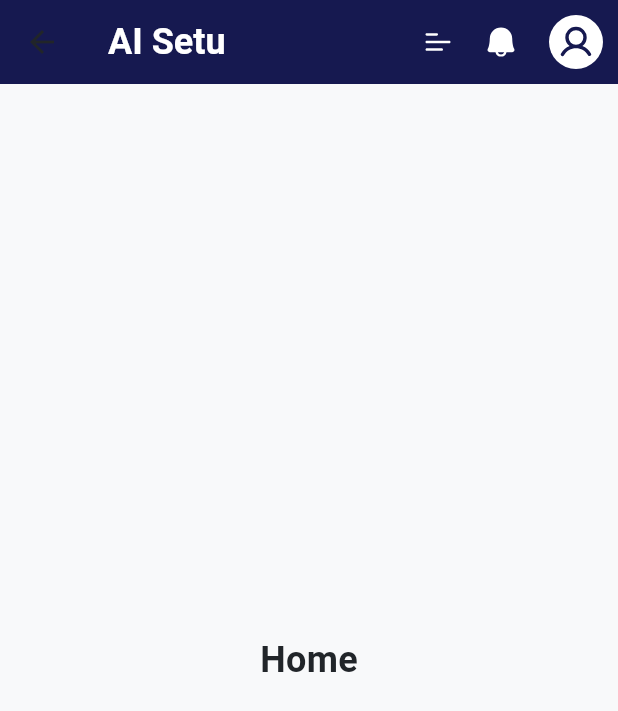
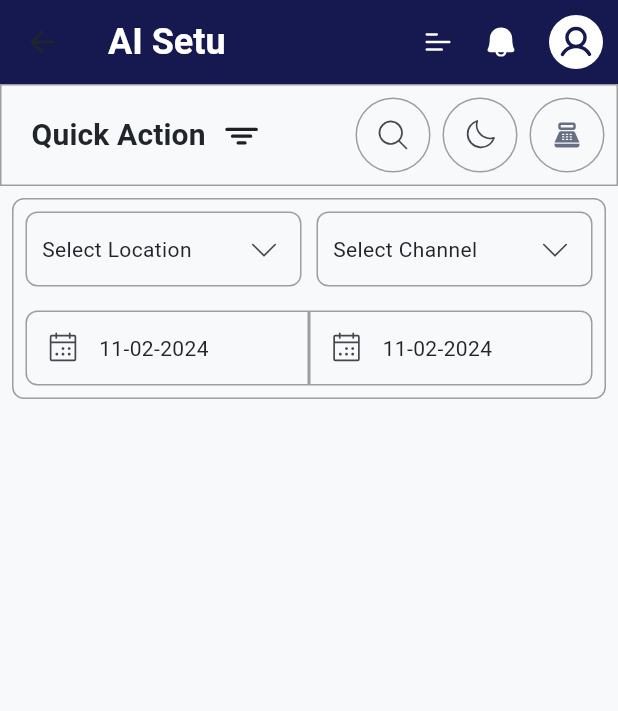
Before and after one commit to hkdigiverse2108/ERP-Application, a Flutter app: the Home screen opened by its route, on a phone screen of 412 x 824 dp. Shown: the top 711 px of the screen. Run offline on Flutter 3.47's test engine with Material 3 defaults, Android fonts, the phone set to English and light mode, and no system bars; our stand-ins replace flutter_svg, gap, get, get_storage, phosphor_flutter; accounts and stored records are empty.

Commit message:
create quick action section and update few

```diff
--- a/lib/core/constants/images.dart
+++ b/lib/core/constants/images.dart
@@ -7,4 +7,5 @@ class Images {
 
 class AppIcons {
   static const String menuBar = "assets/icons/menu.svg";
+  static const String cashCounter = "assets/icons/cashCounter.svg";
 }
--- a/lib/modules/home/views/home.dart
+++ b/lib/modules/home/views/home.dart
@@ -2,6 +2,7 @@ import 'package:ai_setu/core/constants/colors.dart';
 import 'package:ai_setu/core/constants/images.dart';
 import 'package:ai_setu/core/constants/strings.dart';
 import 'package:ai_setu/core/helper/text_helper.dart';
+import 'package:ai_setu/quick_action/views/quick_action.dart';
 import 'package:flutter/material.dart';
 import 'package:flutter_svg/flutter_svg.dart';
 import 'package:gap/gap.dart';
@@ -24,7 +25,7 @@ class Home extends StatelessWidget {
         actions: [
           Row(
             children: [
-              SvgPicture.asset(AppIcons.menuBar),
+              SvgPicture.asset(AppIcons.menuBar, height: 40, width: 40),
               Gap(10),
               Icon(PhosphorIconsFill.bell, color: Colors.white),
               Gap(20),
@@ -38,7 +39,117 @@ class Home extends StatelessWidget {
           ),
         ],
       ),
-      body: Center(child: Text("Home", style: TextHelper.h2)),
+      body: Column(
+        children: [
+          QuickAction(),
+          Padding(
+            padding: const EdgeInsets.all(8.0),
+            child: Container(
+              decoration: BoxDecoration(
+                border: Border.all(color: Colors.grey),
+                borderRadius: BorderRadius.circular(8),
+              ),
+              child: Column(
+                children: [
+                  Padding(
+                    padding: const EdgeInsets.all(8.0),
+                    child: Row(
+                      children: [
+                        Expanded(
+                          child: Container(
+                            decoration: BoxDecoration(
+                              border: Border.all(color: Colors.grey),
+                              borderRadius: BorderRadius.circular(8),
+                            ),
+                            child: Row(
+                              children: [
+                                Gap(10),
+                                Text("Select Location"),
+                                Spacer(),
+                                IconButton(
+                                  onPressed: () {},
+                                  icon: Icon(PhosphorIconsLight.caretDown),
+                                ),
+                              ],
+                            ),
+                          ),
+                        ),
+                        Gap(10),
+                        Expanded(
+                          child: Container(
+                            decoration: BoxDecoration(
+                              border: Border.all(color: Colors.grey),
+                              borderRadius: BorderRadius.circular(8),
+                            ),
+                            child: Row(
+                              children: [
+                                Gap(10),
+                                Text("Select Channel"),
+                                Spacer(),
+                                IconButton(
+                                  onPressed: () {},
+                                  icon: Icon(PhosphorIconsLight.caretDown),
+                                ),
+                              ],
+                            ),
+                          ),
+                        ),
+                      ],
+                    ),
+                  ),
+                  Padding(
+                    padding: const EdgeInsets.all(8.0),
+                    child: Row(
+                      children: [
+                        Expanded(
+                          child: Container(
+                            decoration: BoxDecoration(
+                              border: Border.all(color: Colors.grey),
+                              borderRadius: const BorderRadius.only(
+                                topLeft: Radius.circular(8),
+                                bottomLeft: Radius.circular(8),
+                              ),
+                            ),
+                            child: Row(
+                              children: [
+                                IconButton(
+                                  onPressed: () {},
+                                  icon: Icon(PhosphorIconsLight.calendarDots),
+                                ),
+                                const Text("11-02-2024"),
+                              ],
+                            ),
+                          ),
+                        ),
+                        Expanded(
+                          child: Container(
+                            decoration: BoxDecoration(
+                              border: Border.all(color: Colors.grey),
+                              borderRadius: const BorderRadius.only(
+                                topRight: Radius.circular(8),
+                                bottomRight: Radius.circular(8),
+                              ),
+                            ),
+                            child: Row(
+                              children: [
+                                IconButton(
+                                  onPressed: () {},
+                                  icon: Icon(PhosphorIconsLight.calendarDots),
+                                ),
+                                const Text("11-02-2024"),
+                              ],
+                            ),
+                          ),
+                        ),
+                      ],
+                    ),
+                  ),
+                ],
+              ),
+            ),
+          ),
+        ],
+      ),
     );
   }
 }
--- /dev/null
+++ b/lib/quick_action/views/quick_action.dart
@@ -0,0 +1,61 @@
+import 'package:ai_setu/core/constants/images.dart';
+import 'package:ai_setu/core/helper/text_helper.dart';
+import 'package:flutter/material.dart';
+import 'package:flutter_svg/flutter_svg.dart';
+import 'package:gap/gap.dart';
+import 'package:get/route_manager.dart';
+import 'package:phosphor_flutter/phosphor_flutter.dart';
+
+class QuickAction extends StatelessWidget {
+  const QuickAction({super.key});
+
+  @override
+  Widget build(BuildContext context) {
+    return Container(
+      decoration: BoxDecoration(border: Border.all(color: Colors.grey)),
+      padding: EdgeInsets.symmetric(horizontal: 8, vertical: 8),
+      child: Row(
+        children: [
+          TextButton(
+            onPressed: () {},
+            child: Text("Quick Action", style: TextHelper.h3),
+          ),
+          Icon(PhosphorIconsBold.funnelSimple),
+          Spacer(),
+          Container(
+            decoration: BoxDecoration(
+              border: Border.all(color: Colors.grey),
+              shape: BoxShape.circle,
+            ),
+            child: IconButton(
+              onPressed: () {},
+              icon: Icon(PhosphorIconsLight.magnifyingGlass),
+            ),
+          ),
+          Gap(8),
+          Container(
+            decoration: BoxDecoration(
+              border: Border.all(color: Colors.grey),
+              shape: BoxShape.circle,
+            ),
+            child: IconButton(
+              onPressed: () {},
+              icon: Icon(PhosphorIconsLight.moon),
+            ),
+          ),
+          Gap(8),
+          Container(
+            decoration: BoxDecoration(
+              border: Border.all(color: Colors.grey),
+              shape: BoxShape.circle,
+            ),
+            child: IconButton(
+              onPressed: () {},
+              icon: SvgPicture.asset(AppIcons.cashCounter),
+            ),
+          ),
+        ],
+      ),
+    );
+  }
+}
```
Also changed, not shown: assets/icons/cashCounter.svg (added).
